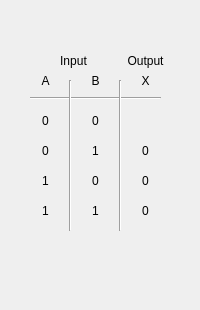
Qt form Application/Logic_Gate_Simulator/Dialogs/widget_doubleinputtruthtable.ui (ElliotHarding/Logic-Gate-Simulator) before a commit.
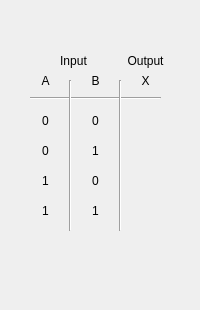
The same form after that commit.

Patch:
```diff
--- a/Application/Logic_Gate_Simulator/Dialogs/widget_doubleinputtruthtable.ui
+++ b/Application/Logic_Gate_Simulator/Dialogs/widget_doubleinputtruthtable.ui
@@ -260,54 +260,6 @@
     <set>Qt::AlignCenter</set>
    </property>
   </widget>
-  <widget class="QLabel" name="lb_result2">
-   <property name="geometry">
-    <rect>
-     <x>130</x>
-     <y>140</y>
-     <width>31</width>
-     <height>21</height>
-    </rect>
-   </property>
-   <property name="text">
-    <string>0</string>
-   </property>
-   <property name="alignment">
-    <set>Qt::AlignCenter</set>
-   </property>
-  </widget>
-  <widget class="QLabel" name="lb_result3">
-   <property name="geometry">
-    <rect>
-     <x>130</x>
-     <y>170</y>
-     <width>31</width>
-     <height>21</height>
-    </rect>
-   </property>
-   <property name="text">
-    <string>0</string>
-   </property>
-   <property name="alignment">
-    <set>Qt::AlignCenter</set>
-   </property>
-  </widget>
-  <widget class="QLabel" name="lb_result4">
-   <property name="geometry">
-    <rect>
-     <x>130</x>
-     <y>200</y>
-     <width>31</width>
-     <height>21</height>
-    </rect>
-   </property>
-   <property name="text">
-    <string>0</string>
-   </property>
-   <property name="alignment">
-    <set>Qt::AlignCenter</set>
-   </property>
-  </widget>
  </widget>
  <resources/>
  <connections/>
```
